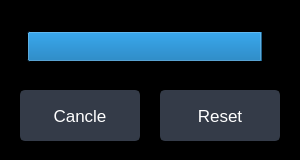
This is gui/progressbar.ui in truongkhoa1799/E-Healthcare-System as Qt 5 draws it before an edit. The edited form follows.
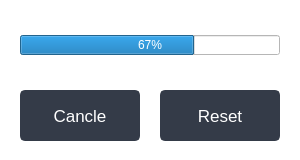
This is the edited form. Icons and pictures are not drawn.

```diff
--- a/gui/progressbar.ui
+++ b/gui/progressbar.ui
@@ -14,22 +14,22 @@
    <string>Dialog</string>
   </property>
   <property name="styleSheet">
-   <string notr="true">background: rgb(0, 0, 0);</string>
+   <string notr="true">background: rgb(255, 255, 255);</string>
   </property>
   <widget class="QProgressBar" name="progress_bar">
    <property name="geometry">
     <rect>
-     <x>27</x>
-     <y>31</y>
-     <width>251</width>
-     <height>31</height>
+     <x>20</x>
+     <y>35</y>
+     <width>260</width>
+     <height>20</height>
     </rect>
    </property>
    <property name="value">
-    <number>94</number>
+    <number>67</number>
    </property>
    <property name="textVisible">
-    <bool>false</bool>
+    <bool>true</bool>
    </property>
   </widget>
   <widget class="QPushButton" name="cancel_but">
```
